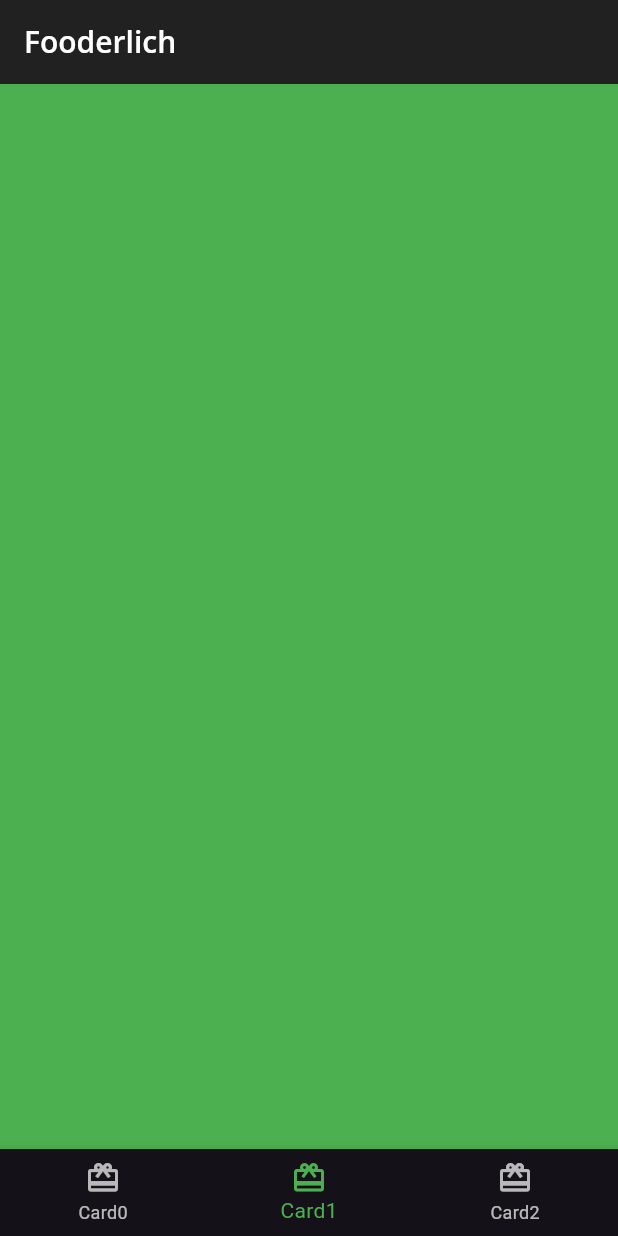
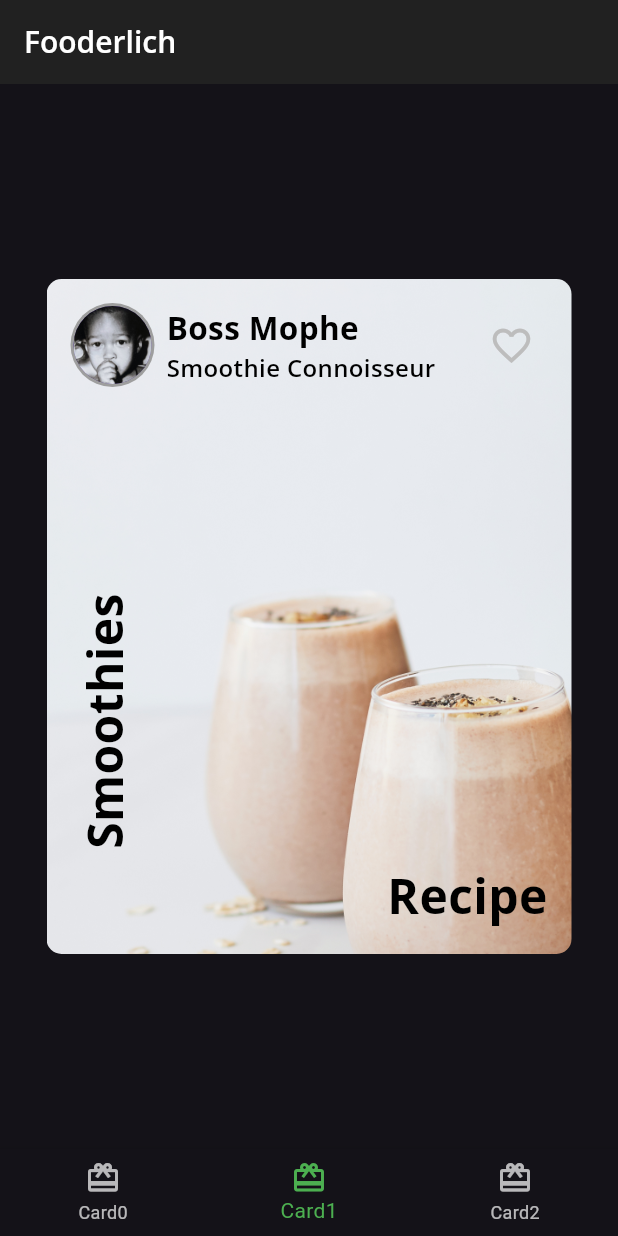
Before and after one commit to Mopheshi/FlutterApps, a Flutter app: the screen it shows after launch, item 2 of the bottom bar chosen, on a phone screen of 412 x 824 dp. Run offline on Flutter 3.47's test engine with Material 3 defaults, Android fonts, the phone set to English and light mode, and no system bars; our stand-ins replace google_fonts.

```diff
--- a/lib/Card0.dart
+++ b/lib/Card0.dart
@@ -1,4 +1,6 @@
 import 'package:flutter/material.dart';
+
+import 'fooderlich_theme.dart';
 
 class Card0 extends StatelessWidget {
   const Card0({super.key});
@@ -37,7 +39,43 @@ class Card0 extends StatelessWidget {
           // Apply a corner radius of 10 to all sides of the container.
           borderRadius: BorderRadius.all(Radius.circular(10.0)),
         ),
-        // TODO: Add a stack of text
+        // Add a stack of text
+        child: Stack(
+          children: [
+            // The category, Editor’s Choice, stays where it is. Remember, Container already
+            // applies a padding of 16 on all sides.
+            Text(
+              category,
+              style: FooderlichTheme.darkTextTheme.bodyText1,
+            ),
+            // You place the title 20 pixels from the top.
+            Positioned(
+              top: 20,
+              child: Text(
+                title,
+                style: FooderlichTheme.darkTextTheme.headline2,
+              ),
+            ),
+            // Here, you position the description 30 pixels from the bottom and 0 to the right.
+            Positioned(
+              bottom: 30,
+              right: 0,
+              child: Text(
+                description,
+                style: FooderlichTheme.darkTextTheme.bodyText1,
+              ),
+            ),
+            // Finally, you position the chef’s name 10 pixels from the bottom-right.
+            Positioned(
+              bottom: 10,
+              right: 0,
+              child: Text(
+                chef,
+                style: FooderlichTheme.darkTextTheme.bodyText1,
+              ),
+            ),
+          ],
+        ),
       ),
     );
   }
--- /dev/null
+++ b/lib/Card1.dart
@@ -0,0 +1,73 @@
+import 'package:flutter/material.dart';
+
+import 'author_card.dart';
+import 'fooderlich_theme.dart';
+
+class Card1 extends StatelessWidget {
+  const Card1({super.key});
+
+  @override
+  Widget build(BuildContext context) {
+    return Center(
+      // The Center widget has a Container child widget which has three properties, the
+      // first two being constraints and decoration.
+      child: Container(
+        constraints: const BoxConstraints.expand(
+          width: 350,
+          height: 450,
+        ),
+        decoration: const BoxDecoration(
+          image: DecorationImage(
+            image: AssetImage('assets/mag5.png'),
+            fit: BoxFit.cover,
+          ),
+          borderRadius: BorderRadius.all(Radius.circular(10.0)),
+        ),
+        // The third property is child and it has a Column widget, which displays its
+        // children vertically.
+        child: Column(
+          children: [
+            // Add author information
+            const AuthorCard(
+              authorsName: 'Boss Mophe',
+              title: 'Smoothie Connoisseur',
+              imageProvider: AssetImage('assets/atachiz.jpg'),
+            ),
+            // Add Positioned text
+            // With Expanded, you fill in the remaining available space.
+            Expanded(
+              // Apply a Stack widget to position the texts on top of each other.
+              child: Stack(
+                children: [
+                  // Position the first text 16 pixels from the bottom and 16 pixels from the right.
+                  Positioned(
+                    bottom: 16,
+                    right: 16,
+                    child: Text(
+                      'Recipe',
+                      style: FooderlichTheme.lightTextTheme.headline1,
+                    ),
+                  ),
+                  // Finally, position the second text 70 pixels from the bottom and 16 pixels from the
+                  // left. Also apply a RotatedBox widget, which rotates the text clockwise three
+                  // quarterTurns. This makes it appear vertical.
+                  Positioned(
+                    bottom: 70,
+                    left: 16,
+                    child: RotatedBox(
+                      quarterTurns: 3,
+                      child: Text(
+                        'Smoothies',
+                        style: FooderlichTheme.lightTextTheme.headline1,
+                      ),
+                    ),
+                  ),
+                ],
+              ),
+            ),
+          ],
+        ),
+      ),
+    );
+  }
+}
--- /dev/null
+++ b/lib/Card2.dart
@@ -0,0 +1,13 @@
+import 'dart:developer';
+import 'package:flutter/material.dart';
+import 'fooderlich_theme.dart';
+
+class Card2 extends StatelessWidget {
+  const Card2({super.key});
+
+  @override
+  Widget build(BuildContext context) {
+    // TODO: implement build
+    throw UnimplementedError();
+  }
+}
--- /dev/null
+++ b/lib/author_card.dart
@@ -0,0 +1,71 @@
+import 'package:flutter/material.dart';
+
+import 'circular_image.dart';
+import 'fooderlich_theme.dart';
+
+class AuthorCard extends StatelessWidget {
+  // AuthorCard has three properties: authorName, the author’s job title and the
+  // profile image, which imageProvider handles.
+  final String authorsName, title;
+  final ImageProvider? imageProvider;
+
+  const AuthorCard({
+    super.key,
+    required this.authorsName,
+    required this.title,
+    this.imageProvider,
+  });
+
+  // AuthorCard is grouped in a container and uses a Row widget to lay out the other
+  // widgets horizontally.
+  @override
+  Widget build(BuildContext context) {
+    return Container(
+      padding: const EdgeInsets.all(16),
+      child: Row(
+        // Add alignment
+        mainAxisAlignment: MainAxisAlignment.spaceBetween,
+        children: [
+          // The inner Row groups the CircleImage and the author’s Text information.
+          Row(
+            children: [
+              CircularImage(
+                imageProvider: imageProvider,
+                imageRadius: 28,
+              ),
+              // Applies 8 pixels of padding between the image and the text.
+              const SizedBox(width: 8),
+              // Lays out the author’s name and job title vertically using a Column.
+              Column(
+                crossAxisAlignment: CrossAxisAlignment.start,
+                children: [
+                  Text(
+                    authorsName,
+                    style: FooderlichTheme.lightTextTheme.headline2,
+                  ),
+                  Text(
+                    title,
+                    style: FooderlichTheme.lightTextTheme.headline3,
+                  ),
+                ],
+              )
+            ],
+          ),
+          // Add IconButton
+          IconButton(
+            // When the user presses the icon, display a snackbar.
+            onPressed: () {
+              const snackBar =
+                  SnackBar(content: Text('Added recipe to favourites...'));
+              ScaffoldMessenger.of(context).showSnackBar(snackBar);
+            },
+            // Set the icon, size and color of the icon.
+            icon: const Icon(Icons.favorite_border),
+            iconSize: 30,
+            color: Colors.grey[400],
+          ),
+        ],
+      ),
+    );
+  }
+}
--- /dev/null
+++ b/lib/circular_image.dart
@@ -0,0 +1,33 @@
+import 'package:flutter/material.dart';
+
+class CircularImage extends StatelessWidget {
+  // The imageRadius and imageProvider property declarations.
+  final double imageRadius;
+
+  // Identifies an image without committing to the precise final asset. This allows a set of images to be identified and for the precise image to later be resolved based on the environment, e.g. the device pixel ratio.
+  final ImageProvider? imageProvider;
+
+  // CircleImage has two parameters: imageProvider and imageRadius.
+  const CircularImage({
+    super.key,
+    this.imageProvider,
+    this.imageRadius = 20,
+  });
+
+  @override
+  Widget build(BuildContext context) {
+    // CircleAvatar is a widget provided by the Material library. It’s defined as a white
+    // circle with a radius of imageRadius.
+    return CircleAvatar(
+      backgroundColor: Colors.grey,
+      radius: imageRadius,
+      // Within the outer circle is another CircleAvatar, which is a smaller circle that
+      // includes the user’s profile image. Making the inner circle smaller gives you the
+      // white border effect.
+      child: CircleAvatar(
+        radius: imageRadius - 2,
+        backgroundImage: imageProvider,
+      ),
+    );
+  }
+}
--- a/lib/home.dart
+++ b/lib/home.dart
@@ -1,6 +1,8 @@
 import 'package:flutter/material.dart';
 
 import 'Card0.dart';
+import 'Card1.dart';
+import 'Card2.dart';
 
 // Class extends StatefulWidget.
 class Home extends StatefulWidget {
@@ -19,14 +21,8 @@ class HomeState extends State<Home> {
   // Here, we define the card widgets that will display on each tab
   static List<Widget> pages = <Widget>[
     const Card0(),
-    // TODO: Replace with Card1
-    Container(
-      color: Colors.green,
-    ),
-    // TODO: Replace with Card2
-    Container(
-      color: Colors.blue,
-    ),
+    const Card1(),
+    const Card2(),
   ];
 
   // This function handles tapped tab bar items. Here, we set the index of the item
```
Also changed, not shown: assets/atachiz.jpg (added).
